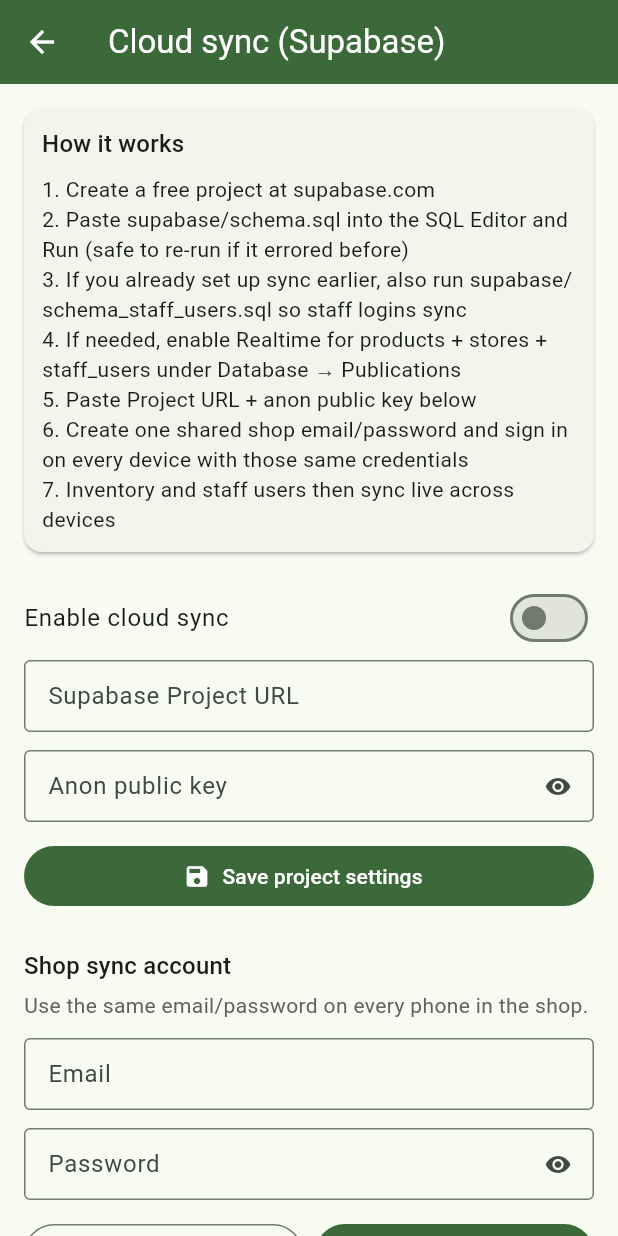
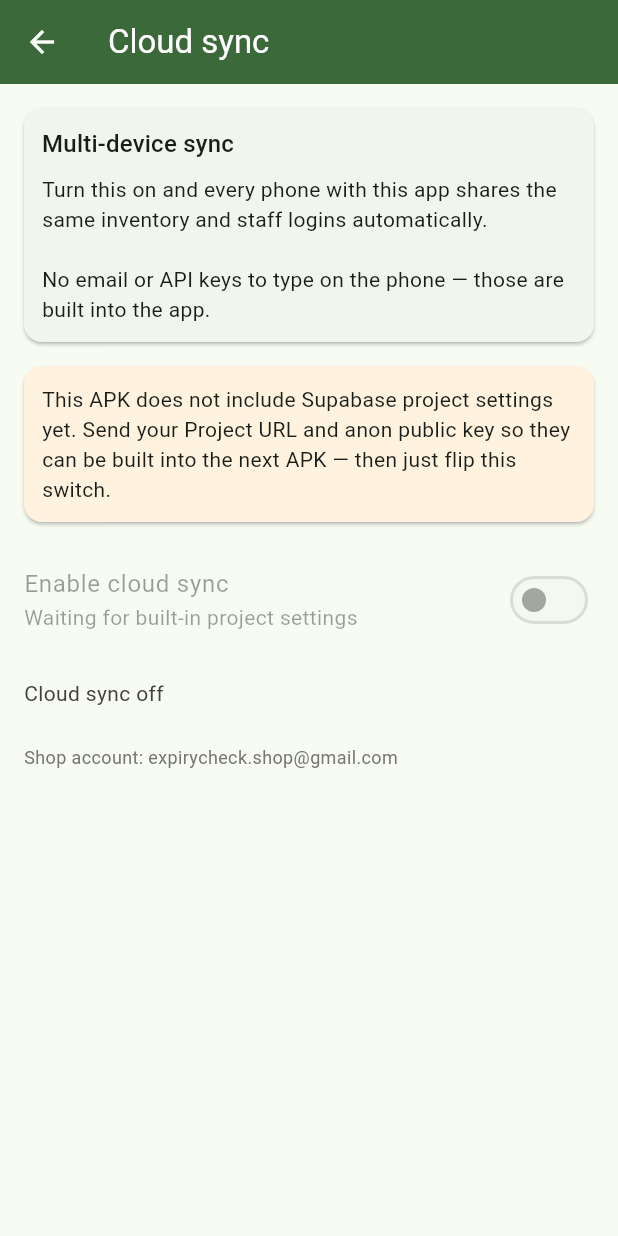
Before and after one commit to rizbismii/Expiry-Check, a Flutter app: the CloudSyncScreen screen opened directly, on a phone screen of 412 x 824 dp. Run offline on Flutter 3.47's test engine with Material 3 defaults, Android fonts, the phone set to English and light mode, and no system bars; our stand-ins replace file_picker, flutter_local_notifications, flutter_timezone, image_picker, share_plus, shared_preferences and 4 more; missing offline and left inert: excel, google_mlkit_text_recognition; accounts and stored records are empty.

Commit message:
Simplify cloud sync to a single on/off switch
Bake Supabase URL/key/shop account into app config and auto-connect so
phones never type email, password, or API keys.

Co-authored-by: rizbismii <rizbismii@users.noreply.github.com>

```diff
--- /dev/null
+++ b/lib/config/supabase_config.dart
@@ -0,0 +1,49 @@
+/// Built-in Supabase sync settings for every install of this app.
+///
+/// Fill [url] and [anonKey] once (from Supabase → Project Settings → API).
+/// [shopEmail] / [shopPassword] are the shared cloud account — phones never
+/// type these; the app signs in automatically when sync is enabled.
+///
+/// You can also override at build time:
+/// `flutter build apk --dart-define=SUPABASE_URL=... --dart-define=SUPABASE_ANON_KEY=...`
+class SupabaseConfig {
+  SupabaseConfig._();
+
+  /// Project URL, e.g. https://abcdxyz.supabase.co
+  static const url = String.fromEnvironment(
+    'SUPABASE_URL',
+    defaultValue: '', // set below in [_fallbackUrl] or via --dart-define
+  );
+
+  /// anon / publishable public key (safe to ship in the app).
+  static const anonKey = String.fromEnvironment(
+    'SUPABASE_ANON_KEY',
+    defaultValue: '',
+  );
+
+  /// Shared shop sync login (not a staff username). Auto sign-in on every phone.
+  static const shopEmail = String.fromEnvironment(
+    'SUPABASE_SHOP_EMAIL',
+    defaultValue: 'expirycheck.shop@gmail.com',
+  );
+
+  static const shopPassword = String.fromEnvironment(
+    'SUPABASE_SHOP_PASSWORD',
+    defaultValue: 'ExpiryCheckShopSync1!',
+  );
+
+  // -------------------------------------------------------------------------
+  // Paste your project values here once (or use --dart-define when building).
+  // -------------------------------------------------------------------------
+  static const _fallbackUrl = '';
+  static const _fallbackAnonKey = '';
+
+  static String get effectiveUrl =>
+      url.isNotEmpty ? url : _fallbackUrl;
+
+  static String get effectiveAnonKey =>
+      anonKey.isNotEmpty ? anonKey : _fallbackAnonKey;
+
+  static bool get isBuiltIn =>
+      effectiveUrl.isNotEmpty && effectiveAnonKey.isNotEmpty;
+}
--- a/lib/screens/cloud_sync_screen.dart
+++ b/lib/screens/cloud_sync_screen.dart
@@ -1,11 +1,12 @@
 import 'dart:async';
 
 import 'package:flutter/material.dart';
-import 'package:flutter/services.dart';
 
+import '../config/supabase_config.dart';
 import '../services/sync_service.dart';
 
-/// Configure Supabase live sync: project URL/anon key + shared shop account.
+/// Simple on/off cloud sync. Project URL, anon key and shop account are
+/// built into the app — no typing on each phone.
 class CloudSyncScreen extends StatefulWidget {
   const CloudSyncScreen({super.key});
 
@@ -14,14 +15,9 @@ class CloudSyncScreen extends StatefulWidget {
 }
 
 class _CloudSyncScreenState extends State<CloudSyncScreen> {
-  final _urlCtrl = TextEditingController();
-  final _keyCtrl = TextEditingController();
-  final _emailCtrl = TextEditingController();
-  final _passwordCtrl = TextEditingController();
   bool _enabled = false;
   bool _busy = false;
-  bool _obscureKey = true;
-  bool _obscurePassword = true;
+  bool _canConnect = false;
   String _status = '';
   StreamSubscription<String>? _statusSub;
 
@@ -35,15 +31,19 @@ class _CloudSyncScreenState extends State<CloudSyncScreen> {
   }
 
   Future<void> _load() async {
-    final (url, key, enabled) = await SyncService.instance.loadConfig();
+    final enabled = await SyncService.instance.isEnabled();
+    final canConnect = await SyncService.instance.canConnect;
     if (!mounted) return;
     setState(() {
-      _urlCtrl.text = url;
-      _keyCtrl.text = key;
       _enabled = enabled;
-      _status = SyncService.instance.isSignedIn
-          ? 'Signed in as ${SyncService.instance.syncEmail}'
-          : (enabled ? 'Configured — sign in to sync' : 'Cloud sync off');
+      _canConnect = canConnect;
+      if (SyncService.instance.isSignedIn) {
+        _status = 'Live sync on';
+      } else if (enabled) {
+        _status = 'Enabled — connecting…';
+      } else {
+        _status = 'Cloud sync off';
+      }
     });
   }
 
@@ -65,40 +65,13 @@ class _CloudSyncScreenState extends State<CloudSyncScreen> {
     }
   }
 
-  Future<void> _saveConfig() => _run(() async {
-        await SyncService.instance.saveConfig(
-          url: _urlCtrl.text,
-          anonKey: _keyCtrl.text,
-          enabled: _enabled,
-        );
-        setState(() => _status = _enabled
-            ? 'Saved. Sign in with the shop sync email below.'
-            : 'Cloud sync disabled');
+  Future<void> _toggle(bool value) => _run(() async {
+        await SyncService.instance.setEnabled(value);
+        setState(() => _enabled = value);
       });
 
-  Future<void> _signUp() => _run(() async {
-        await SyncService.instance.saveConfig(
-          url: _urlCtrl.text,
-          anonKey: _keyCtrl.text,
-          enabled: true,
-        );
-        setState(() => _enabled = true);
-        await SyncService.instance
-            .signUp(_emailCtrl.text, _passwordCtrl.text);
-      });
-
-  Future<void> _signIn() => _run(() async {
-        await SyncService.instance.saveConfig(
-          url: _urlCtrl.text,
-          anonKey: _keyCtrl.text,
-          enabled: true,
-        );
-        setState(() => _enabled = true);
-        await SyncService.instance
-            .signIn(_emailCtrl.text, _passwordCtrl.text);
-      });
-
-  Future<void> _signOut() => _run(() => SyncService.instance.signOutSync());
+  Future<void> _reconnect() =>
+      _run(() => SyncService.instance.connectAndSync());
 
   Future<void> _push() => _run(() => SyncService.instance.pushAll());
 
@@ -107,18 +80,15 @@ class _CloudSyncScreenState extends State<CloudSyncScreen> {
   @override
   void dispose() {
     _statusSub?.cancel();
-    _urlCtrl.dispose();
-    _keyCtrl.dispose();
-    _emailCtrl.dispose();
-    _passwordCtrl.dispose();
     super.dispose();
   }
 
   @override
   Widget build(BuildContext context) {
     final signedIn = SyncService.instance.isSignedIn;
+    final ready = _canConnect || SyncService.instance.hasBuiltInConfig;
     return Scaffold(
-      appBar: AppBar(title: const Text('Cloud sync (Supabase)')),
+      appBar: AppBar(title: const Text('Cloud sync')),
       body: ListView(
         padding: const EdgeInsets.all(16),
         children: [
@@ -129,21 +99,14 @@ class _CloudSyncScreenState extends State<CloudSyncScreen> {
               child: Column(
                 crossAxisAlignment: CrossAxisAlignment.start,
                 children: [
-                  Text('How it works',
+                  Text('Multi-device sync',
                       style: Theme.of(context).textTheme.titleMedium),
                   const SizedBox(height: 8),
                   const Text(
-                    '1. Create a free project at supabase.com\n'
-                    '2. Paste supabase/schema.sql into the SQL Editor and Run '
-                    '(safe to re-run if it errored before)\n'
-                    '3. If you already set up sync earlier, also run '
-                    'supabase/schema_staff_users.sql so staff logins sync\n'
-                    '4. If needed, enable Realtime for products + stores + '
-                    'staff_users under Database → Publications\n'
-                    '5. Paste Project URL + anon public key below\n'
-                    '6. Create one shared shop email/password and sign in '
-                    'on every device with those same credentials\n'
-                    '7. Inventory and staff users then sync live across devices',
+                    'Turn this on and every phone with this app shares the '
+                    'same inventory and staff logins automatically.\n\n'
+                    'No email or API keys to type on the phone — those are '
+                    'built into the app.',
                     style: TextStyle(height: 1.4),
                   ),
                 ],
@@ -151,106 +114,63 @@ class _CloudSyncScreenState extends State<CloudSyncScreen> {
             ),
           ),
           const SizedBox(height: 16),
+          if (!ready) ...[
+            Card(
+              margin: EdgeInsets.zero,
+              color: Colors.orange.shade50,
+              child: const Padding(
+                padding: EdgeInsets.all(12),
+                child: Text(
+                  'This APK does not include Supabase project settings yet. '
+                  'Send your Project URL and anon public key so they can be '
+                  'built into the next APK — then just flip this switch.',
+                  style: TextStyle(height: 1.4),
+                ),
+              ),
+            ),
+            const SizedBox(height: 16),
+          ],
           SwitchListTile(
             contentPadding: EdgeInsets.zero,
             title: const Text('Enable cloud sync'),
+            subtitle: Text(
+              ready
+                  ? 'Uses the shop project built into this app'
+                  : 'Waiting for built-in project settings',
+            ),
             value: _enabled,
-            onChanged: _busy
-                ? null
-                : (v) => setState(() => _enabled = v),
+            onChanged: (_busy || !ready) ? null : _toggle,
           ),
-          TextField(
-            controller: _urlCtrl,
-            decoration: const InputDecoration(
-              labelText: 'Supabase Project URL',
-              hintText: 'https://xxxx.supabase.co',
+          if (_enabled) ...[
+            const SizedBox(height: 8),
+            ListTile(
+              contentPadding: EdgeInsets.zero,
+              leading: Icon(
+                signedIn ? Icons.cloud_done : Icons.cloud_off,
+                color: signedIn ? Colors.green : Colors.grey,
               ),
-            keyboardType: TextInputType.url,
-            autocorrect: false,
-          ),
-          const SizedBox(height: 12),
-          TextField(
-            controller: _keyCtrl,
-            decoration: InputDecoration(
-              labelText: 'Anon public key',
-              suffixIcon: IconButton(
-                icon: Icon(
-                    _obscureKey ? Icons.visibility : Icons.visibility_off),
-                onPressed: () =>
-                    setState(() => _obscureKey = !_obscureKey),
+              title: Text(signedIn ? 'Connected' : 'Not connected'),
+              subtitle: Text(
+                signedIn
+                    ? 'Phones will stay in sync while online'
+                    : (_status.isNotEmpty ? _status : 'Tap reconnect'),
               ),
             ),
-            obscureText: _obscureKey,
-            autocorrect: false,
-            enableSuggestions: false,
-          ),
-          const SizedBox(height: 12),
+            const SizedBox(height: 8),
             FilledButton.icon(
-            onPressed: _busy ? null : _saveConfig,
-            icon: const Icon(Icons.save),
-            label: const Text('Save project settings'),
-          ),
-          const SizedBox(height: 24),
-          Text('Shop sync account',
-              style: Theme.of(context).textTheme.titleMedium),
-          const SizedBox(height: 4),
-          Text(
-            signedIn
-                ? 'Signed in as ${SyncService.instance.syncEmail}'
-                : 'Use the same email/password on every phone in the shop.',
-            style: TextStyle(color: Colors.grey.shade700),
-          ),
-          const SizedBox(height: 12),
-          TextField(
-            controller: _emailCtrl,
-            decoration: const InputDecoration(labelText: 'Email'),
-            keyboardType: TextInputType.emailAddress,
-            autocorrect: false,
-          ),
-          const SizedBox(height: 12),
-          TextField(
-            controller: _passwordCtrl,
-            decoration: InputDecoration(
-              labelText: 'Password',
-              suffixIcon: IconButton(
-                icon: Icon(_obscurePassword
-                    ? Icons.visibility
-                    : Icons.visibility_off),
-                onPressed: () =>
-                    setState(() => _obscurePassword = !_obscurePassword),
-              ),
-            ),
-            obscureText: _obscurePassword,
-          ),
-          const SizedBox(height: 12),
-          Row(
-            children: [
-              Expanded(
-                child: OutlinedButton(
-                  onPressed: _busy ? null : _signUp,
-                  child: const Text('Create account'),
-                ),
-              ),
-              const SizedBox(width: 8),
-              Expanded(
-                child: FilledButton(
-                  onPressed: _busy ? null : _signIn,
-                  child: const Text('Sign in'),
-                ),
-              ),
-            ],
+              onPressed: _busy ? null : _reconnect,
+              icon: const Icon(Icons.sync),
+              label: Text(signedIn ? 'Sync now' : 'Connect'),
             ),
             if (signedIn) ...[
-            const SizedBox(height: 8),
-            TextButton(onPressed: _busy ? null : _signOut, child: const Text('Sign out of sync')),
-            const SizedBox(height: 8),
+              const SizedBox(height: 12),
               Row(
                 children: [
                   Expanded(
                     child: OutlinedButton.icon(
                       onPressed: _busy ? null : _pull,
                       icon: const Icon(Icons.cloud_download),
-                    label: const Text('Pull now'),
+                      label: const Text('Pull'),
                     ),
                   ),
                   const SizedBox(width: 8),
@@ -258,31 +178,21 @@ class _CloudSyncScreenState extends State<CloudSyncScreen> {
                     child: OutlinedButton.icon(
                       onPressed: _busy ? null : _push,
                       icon: const Icon(Icons.cloud_upload),
-                    label: const Text('Push now'),
+                      label: const Text('Push'),
                     ),
                   ),
                 ],
               ),
             ],
+          ],
           if (_status.isNotEmpty) ...[
             const SizedBox(height: 16),
             Text(_status, style: TextStyle(color: Colors.grey.shade800)),
           ],
-          const SizedBox(height: 16),
-          TextButton.icon(
-            onPressed: () async {
-              await Clipboard.setData(const ClipboardData(
-                text: 'See supabase/schema.sql in the Expiry-Check repo',
-              ));
-              if (!context.mounted) return;
-              ScaffoldMessenger.of(context).showSnackBar(
-                const SnackBar(
-                    content: Text(
-                        'Open supabase/schema.sql in the project and run it in Supabase SQL Editor')),
-              );
-            },
-            icon: const Icon(Icons.code),
-            label: const Text('Schema file: supabase/schema.sql'),
+          const SizedBox(height: 24),
+          Text(
+            'Shop account: ${SupabaseConfig.shopEmail}',
+            style: TextStyle(color: Colors.grey.shade600, fontSize: 12),
           ),
         ],
       ),
--- a/lib/screens/settings_screen.dart
+++ b/lib/screens/settings_screen.dart
@@ -460,10 +460,10 @@ class _SettingsScreenState extends State<SettingsScreen> {
                   margin: EdgeInsets.zero,
                   child: ListTile(
                     leading: const Icon(Icons.sync),
-                    title: const Text('Supabase live sync'),
+                    title: const Text('Cloud sync'),
                     subtitle: Text(SyncService.instance.isSignedIn
-                        ? 'On — ${SyncService.instance.syncEmail}'
-                        : 'Multi-device sync for products & store names'),
+                        ? 'On — phones share inventory live'
+                        : 'One switch — no email to type on the phone'),
                     trailing: const Icon(Icons.chevron_right),
                     onTap: () async {
                       await Navigator.of(context).push(
--- a/lib/services/sync_service.dart
+++ b/lib/services/sync_service.dart
@@ -4,6 +4,7 @@ import 'package:shared_preferences/shared_preferences.dart';
 import 'package:supabase_flutter/supabase_flutter.dart';
 import 'package:uuid/uuid.dart';
 
+import '../config/supabase_config.dart';
 import '../models/app_user.dart';
 import '../models/product.dart';
 import '../models/store.dart';
@@ -11,17 +12,16 @@ import 'database_service.dart';
 
 /// Live multi-device sync via Supabase.
 ///
-/// Model: one shared shop sync account (email/password). Every device signs
-/// into the same account; RLS scopes rows to that auth user. Local SQLite
-/// stays the offline cache; writes upsert to the cloud and Realtime pulls
-/// remote changes back in.
+/// Project URL + anon key + shop account are built into [SupabaseConfig].
+/// Phones only toggle sync on; the app auto-connects and signs in.
 class SyncService {
   SyncService._();
   static final SyncService instance = SyncService._();
 
+  static const _prefEnabled = 'supabase_sync_enabled';
+  // Legacy prefs from the old manual setup UI (still read as fallback).
   static const _prefUrl = 'supabase_url';
   static const _prefAnonKey = 'supabase_anon_key';
-  static const _prefEnabled = 'supabase_sync_enabled';
 
   static const _uuid = Uuid();
 
@@ -41,27 +41,43 @@ class SyncService {
   String? get syncEmail =>
       Supabase.instance.client.auth.currentUser?.email;
 
+  bool get hasBuiltInConfig => SupabaseConfig.isBuiltIn;
+
+  /// True when built-in config or legacy saved prefs can connect.
+  Future<bool> get canConnect async {
+    final (url, key) = await _resolveCredentials();
+    return url.isNotEmpty && key.isNotEmpty;
+  }
+
   /// Call once at app start after [WidgetsFlutterBinding.ensureInitialized].
   Future<void> initialize() async {
     final prefs = await SharedPreferences.getInstance();
     final enabled = prefs.getBool(_prefEnabled) ?? false;
-    final url = prefs.getString(_prefUrl)?.trim() ?? '';
-    final key = prefs.getString(_prefAnonKey)?.trim() ?? '';
-    if (!enabled || url.isEmpty || key.isEmpty) {
+    if (!enabled) {
       _initialized = false;
       return;
     }
-    await _initClient(url, key);
-    if (isSignedIn) {
-      await startRealtime();
-      // Push first so local staff/products are not wiped by an empty pull.
-      unawaited(pushAll().then((_) => pullAll()));
+    try {
+      await connectAndSync();
+    } catch (e) {
+      _emit('Cloud sync start failed: $e');
     }
+  }
+
+  Future<(String url, String key)> _resolveCredentials() async {
+    if (SupabaseConfig.isBuiltIn) {
+      return (SupabaseConfig.effectiveUrl, SupabaseConfig.effectiveAnonKey);
+    }
+    // Fallback: values saved by an older app build on this device.
+    final prefs = await SharedPreferences.getInstance();
+    return (
+      prefs.getString(_prefUrl)?.trim() ?? '',
+      prefs.getString(_prefAnonKey)?.trim() ?? '',
+    );
   }
 
   Future<void> _initClient(String url, String publishableKey) async {
     if (Supabase.instance.isInitialized) {
-      // Already initialized for this process — update prefs only.
       _initialized = true;
       return;
     }
@@ -69,73 +85,97 @@ class SyncService {
     _initialized = true;
   }
 
-  Future<void> saveConfig({
-    required String url,
-    required String anonKey,
-    required bool enabled,
-  }) async {
+  /// Turn sync on/off. When enabling, auto-connects with built-in credentials.
+  Future<void> setEnabled(bool enabled) async {
     final prefs = await SharedPreferences.getInstance();
-    await prefs.setString(_prefUrl, url.trim());
-    await prefs.setString(_prefAnonKey, anonKey.trim());
     await prefs.setBool(_prefEnabled, enabled);
-    if (enabled && url.trim().isNotEmpty && anonKey.trim().isNotEmpty) {
-      await _initClient(url.trim(), anonKey.trim());
-    } else {
-      await stopRealtime();
+    if (!enabled) {
+      await signOutSync();
       _initialized = false;
+      _emit('Cloud sync off');
+      return;
     }
+    await connectAndSync();
   }
 
-  Future<(String, String, bool)> loadConfig() async {
+  Future<bool> isEnabled() async {
     final prefs = await SharedPreferences.getInstance();
-    return (
-      prefs.getString(_prefUrl) ?? '',
-      prefs.getString(_prefAnonKey) ?? '',
-      prefs.getBool(_prefEnabled) ?? false,
-    );
+    return prefs.getBool(_prefEnabled) ?? false;
   }
 
-  Future<void> signUp(String email, String password) async {
-    _ensureReady();
-    final res = await Supabase.instance.client.auth.signUp(
-      email: email.trim(),
-      password: password,
-    );
-    if (res.user == null) {
-      throw Exception('Sign-up failed. Check the email confirmation setting '
-          'in your Supabase project (Auth → Providers → Email).');
+  /// Init client + auto shop sign-in + push/pull + realtime.
+  Future<void> connectAndSync() async {
+    final (url, key) = await _resolveCredentials();
+    if (url.isEmpty || key.isEmpty) {
+      throw Exception(
+        'Cloud sync is not configured in this app build. '
+        'Add your Supabase URL and anon key to lib/config/supabase_config.dart '
+        'and install a new APK.',
+      );
     }
-    _emit('Signed up as ${email.trim()}');
+    await _initClient(url, key);
+    await _ensureShopSession();
     await pushAll();
     await pullAll();
     await startRealtime();
+    _emit('Live sync on');
   }
 
-  Future<void> signIn(String email, String password) async {
+  /// Sign in with the built-in shop account; create it if missing.
+  Future<void> _ensureShopSession() async {
     _ensureReady();
-    await Supabase.instance.client.auth.signInWithPassword(
-      email: email.trim(),
+    if (isSignedIn) return;
+
+    final email = SupabaseConfig.shopEmail.trim();
+    final password = SupabaseConfig.shopPassword;
+    if (email.isEmpty || password.isEmpty) {
+      throw Exception('Shop sync account is missing from app config.');
+    }
+
+    try {
+      await Supabase.instance.client.auth.signInWithPassword(
+        email: email,
+        password: password,
+      );
+      _emit('Connected as $email');
+      return;
+    } catch (_) {
+      // First device: create the shared shop account automatically.
+    }
+
+    final res = await Supabase.instance.client.auth.signUp(
+      email: email,
       password: password,
     );
-    _emit('Signed in as ${email.trim()}');
-    // Push local staff/products first so a first-time cloud account does not
-    // miss device-created users, then pull remote rows from other devices.
-    await pushAll();
-    await pullAll();
-    await startRealtime();
+    if (res.user == null && res.session == null) {
+      throw Exception(
+        'Could not create shop sync account. In Supabase go to '
+        'Authentication → Providers → Email and turn OFF '
+        '"Confirm email", then try again.',
+      );
+    }
+    if (!isSignedIn) {
+      await Supabase.instance.client.auth.signInWithPassword(
+        email: email,
+        password: password,
+      );
+    }
+    _emit('Shop sync account ready ($email)');
   }
 
   Future<void> signOutSync() async {
     await stopRealtime();
     if (isConfigured) {
-      await Supabase.instance.client.auth.signOut();
+      try {
+        await Supabase.instance.client.auth.signOut();
+      } catch (_) {}
     }
     _emit('Cloud sync signed out');
   }
 
   void _ensureReady() {
     if (!isConfigured) {
-      throw Exception('Enter your Supabase URL and anon key first.');
+      throw Exception('Cloud sync is not connected yet.');
     }
   }
 
```
Also changed, not shown: 1 other file. Lines whose indentation alone changed are shown as unchanged.
